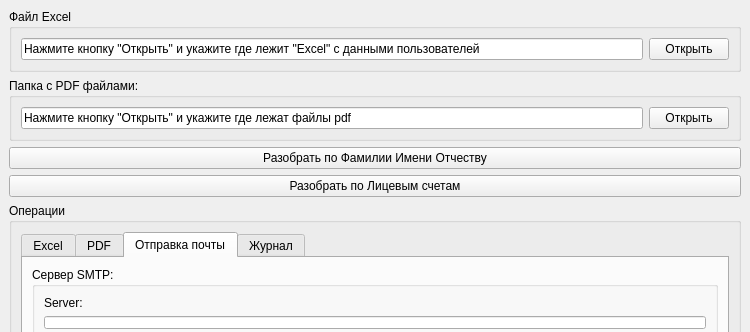
Old version of the form src/ui/main_form.ui in the repository gloryvictory/Kvartplata24mail; both pictures show x 0 to 750 and y 0 to 332 of the 750 by 617 pixel window.
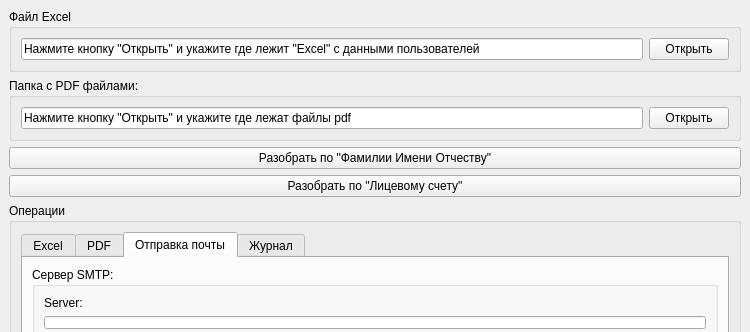
New version of the form.

The edit to the form file:
```diff
--- a/src/ui/main_form.ui
+++ b/src/ui/main_form.ui
@@ -85,14 +85,14 @@
     <item>
      <widget class="QPushButton" name="btnDoBySurname">
       <property name="text">
-       <string>Разобрать по Фамилии Имени Отчеству</string>
+       <string>Разобрать по &quot;Фамилии Имени Отчеству&quot;</string>
       </property>
      </widget>
     </item>
     <item>
      <widget class="QPushButton" name="pushButton">
       <property name="text">
-       <string>Разобрать по Лицевым счетам</string>
+       <string>Разобрать по &quot;Лицевому счету&quot;</string>
       </property>
      </widget>
     </item>
```
Left out of the diff: 18 changed lines with no effect on the pictures.
